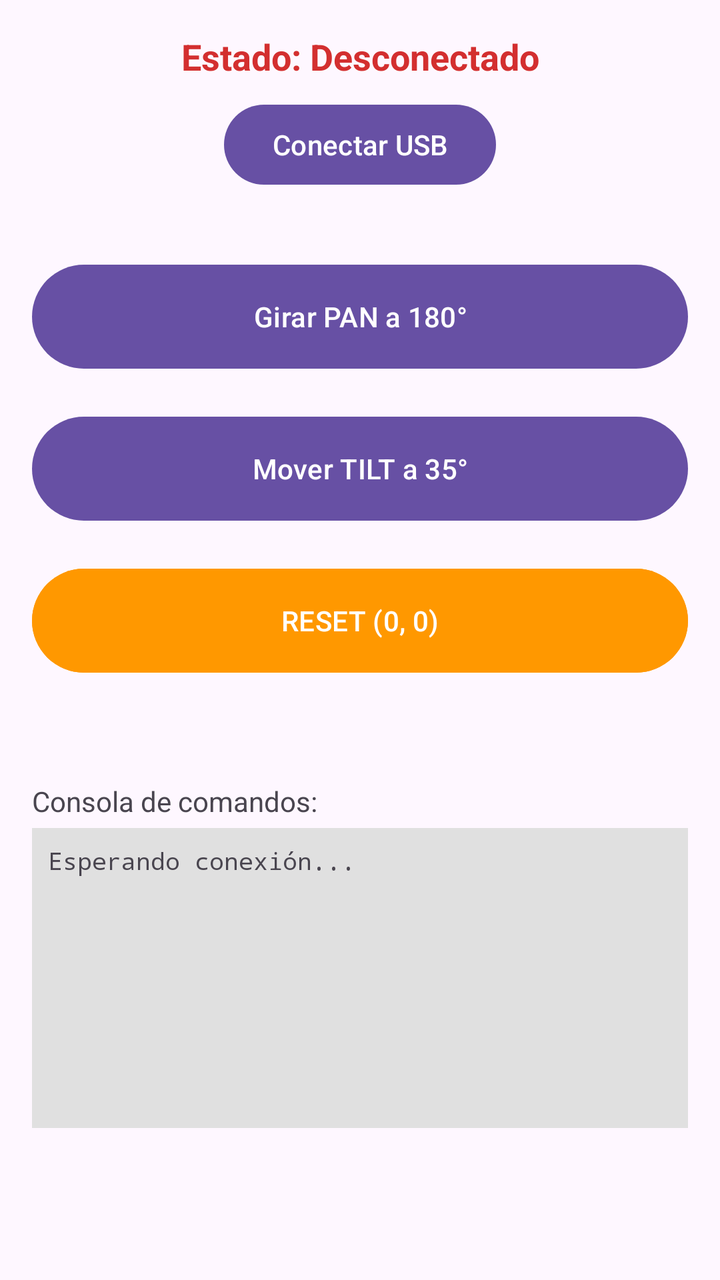
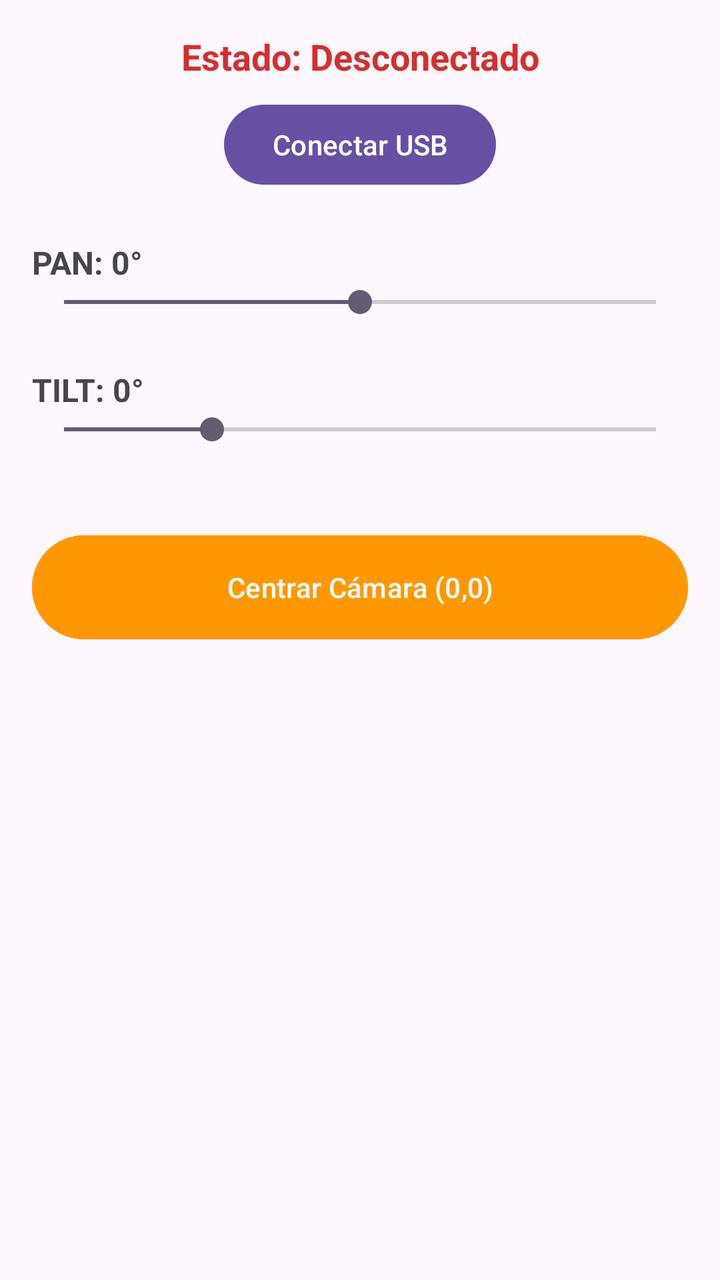

Two renders of the same Android screen: before a commit and after it. Below are the layout's source before the change and the commit's diff.
<!-- AndroidManifest.xml: application theme Theme.MiAppOpenCV -->
<!-- res/layout/activity_movement_pantilt.xml -->
<?xml version="1.0" encoding="utf-8"?>
<androidx.constraintlayout.widget.ConstraintLayout xmlns:android="http://schemas.android.com/apk/res/android"
    xmlns:app="http://schemas.android.com/apk/res-auto"
    xmlns:tools="http://schemas.android.com/tools"
    android:layout_width="match_parent"
    android:layout_height="match_parent"
    android:padding="16dp">

    
    <TextView
        android:id="@+id/tv_status"
        android:layout_width="match_parent"
        android:layout_height="wrap_content"
        android:text="Estado: Desconectado"
        android:textAlignment="center"
        android:textSize="18sp"
        android:textStyle="bold"
        android:textColor="#D32F2F"
        app:layout_constraintTop_toTopOf="parent" />

    <Button
        android:id="@+id/btn_connect"
        android:layout_width="wrap_content"
        android:layout_height="wrap_content"
        android:text="Conectar USB"
        android:layout_marginTop="8dp"
        app:layout_constraintTop_toBottomOf="@+id/tv_status"
        app:layout_constraintStart_toStartOf="parent"
        app:layout_constraintEnd_toEndOf="parent"/>

    
    <LinearLayout
        android:layout_width="match_parent"
        android:layout_height="wrap_content"
        android:orientation="vertical"
        android:layout_marginTop="32dp"
        app:layout_constraintTop_toBottomOf="@+id/btn_connect">

        <Button
            android:id="@+id/btn_pan_180"
            android:layout_width="match_parent"
            android:layout_height="60dp"
            android:text="Girar PAN a 180°"
            android:layout_marginBottom="16dp"/>

        <Button
            android:id="@+id/btn_tilt_35"
            android:layout_width="match_parent"
            android:layout_height="60dp"
            android:text="Mover TILT a 35°"
            android:layout_marginBottom="16dp"/>

        <Button
            android:id="@+id/btn_reset_00"
            android:layout_width="match_parent"
            android:layout_height="60dp"
            android:text="RESET (0, 0)"
            android:backgroundTint="#FF9800"/>
    </LinearLayout>

    
    <TextView
        android:layout_width="wrap_content"
        android:layout_height="wrap_content"
        android:text="Consola de comandos:"
        android:layout_marginBottom="4dp"
        app:layout_constraintBottom_toTopOf="@+id/scroll_logs"
        app:layout_constraintStart_toStartOf="parent"/>

    
    <ScrollView
        android:id="@+id/scroll_logs"
        android:layout_width="match_parent"
        android:layout_height="150dp"
        android:background="#E0E0E0"
        android:padding="8dp"
        android:layout_marginBottom="60dp"
        app:layout_constraintBottom_toBottomOf="parent">
        <TextView
            android:id="@+id/tv_logs"
            android:layout_width="match_parent"
            android:layout_height="wrap_content"
            android:fontFamily="monospace"
            android:textSize="12sp"
            android:text="Esperando conexión..." />
    </ScrollView>

</androidx.constraintlayout.widget.ConstraintLayout>
<!-- resources referenced by this layout -->
<resources>
  <style name="Theme.MiAppOpenCV" parent="Base.Theme.MiAppOpenCV" />
  <style name="Base.Theme.MiAppOpenCV" parent="Theme.Material3.DayNight.NoActionBar">
          
          
      </style>
</resources>

<!-- the commit's change to res/layout/activity_movement_pantilt.xml (unified diff, before → after) -->
@@ -16,7 +16,9 @@
         android:textSize="18sp"
         android:textStyle="bold"
         android:textColor="#D32F2F"
-        app:layout_constraintTop_toTopOf="parent" />
+        app:layout_constraintTop_toTopOf="parent"
+        app:layout_constraintVertical_bias="0.05"
+        app:layout_constraintBottom_toTopOf="@+id/btn_connect"/>
 
     <Button
         android:id="@+id/btn_connect"
@@ -33,56 +35,53 @@
         android:layout_width="match_parent"
         android:layout_height="wrap_content"
         android:orientation="vertical"
-        android:layout_marginTop="32dp"
+        android:layout_marginTop="24dp"
         app:layout_constraintTop_toBottomOf="@+id/btn_connect">
 
+        
+        <TextView
+            android:id="@+id/tv_pan_label"
+            android:layout_width="wrap_content"
+            android:layout_height="wrap_content"
+            android:text="PAN: 0°"
+            android:textStyle="bold"
+            android:textSize="16sp"/>
+
+        
+        <SeekBar
+            android:id="@+id/seek_pan"
+            android:layout_width="match_parent"
+            android:layout_height="wrap_content"
+            android:max="360"
+            android:progress="180"
+            android:layout_marginBottom="24dp"/>
+
+        
+        <TextView
+            android:id="@+id/tv_tilt_label"
+            android:layout_width="wrap_content"
+            android:layout_height="wrap_content"
+            android:text="TILT: 0°"
+            android:textStyle="bold"
+            android:textSize="16sp"/>
+
+        
+        <SeekBar
+            android:id="@+id/seek_tilt"
+            android:layout_width="match_parent"
+            android:layout_height="wrap_content"
+            android:max="120"
+            android:progress="30"
+            android:layout_marginBottom="24dp"/>
+
         <Button
-            android:id="@+id/btn_pan_180"
+            android:id="@+id/btn_center"
             android:layout_width="match_parent"
             android:layout_height="60dp"
-            android:text="Girar PAN a 180°"
-            android:layout_marginBottom="16dp"/>
+            android:text="Centrar Cámara (0,0)"
+            android:backgroundTint="#FF9800"
+            android:layout_marginTop="16dp"/>
 
-        <Button
-            android:id="@+id/btn_tilt_35"
-            android:layout_width="match_parent"
-            android:layout_height="60dp"
-            android:text="Mover TILT a 35°"
-            android:layout_marginBottom="16dp"/>
-
-        <Button
-            android:id="@+id/btn_reset_00"
-            android:layout_width="match_parent"
-            android:layout_height="60dp"
-            android:text="RESET (0, 0)"
-            android:backgroundTint="#FF9800"/>
     </LinearLayout>
 
-    
-    <TextView
-        android:layout_width="wrap_content"
-        android:layout_height="wrap_content"
-        android:text="Consola de comandos:"
-        android:layout_marginBottom="4dp"
-        app:layout_constraintBottom_toTopOf="@+id/scroll_logs"
-        app:layout_constraintStart_toStartOf="parent"/>
-
-    
-    <ScrollView
-        android:id="@+id/scroll_logs"
-        android:layout_width="match_parent"
-        android:layout_height="150dp"
-        android:background="#E0E0E0"
-        android:padding="8dp"
-        android:layout_marginBottom="60dp"
-        app:layout_constraintBottom_toBottomOf="parent">
-        <TextView
-            android:id="@+id/tv_logs"
-            android:layout_width="match_parent"
-            android:layout_height="wrap_content"
-            android:fontFamily="monospace"
-            android:textSize="12sp"
-            android:text="Esperando conexión..." />
-    </ScrollView>
-
 </androidx.constraintlayout.widget.ConstraintLayout>
